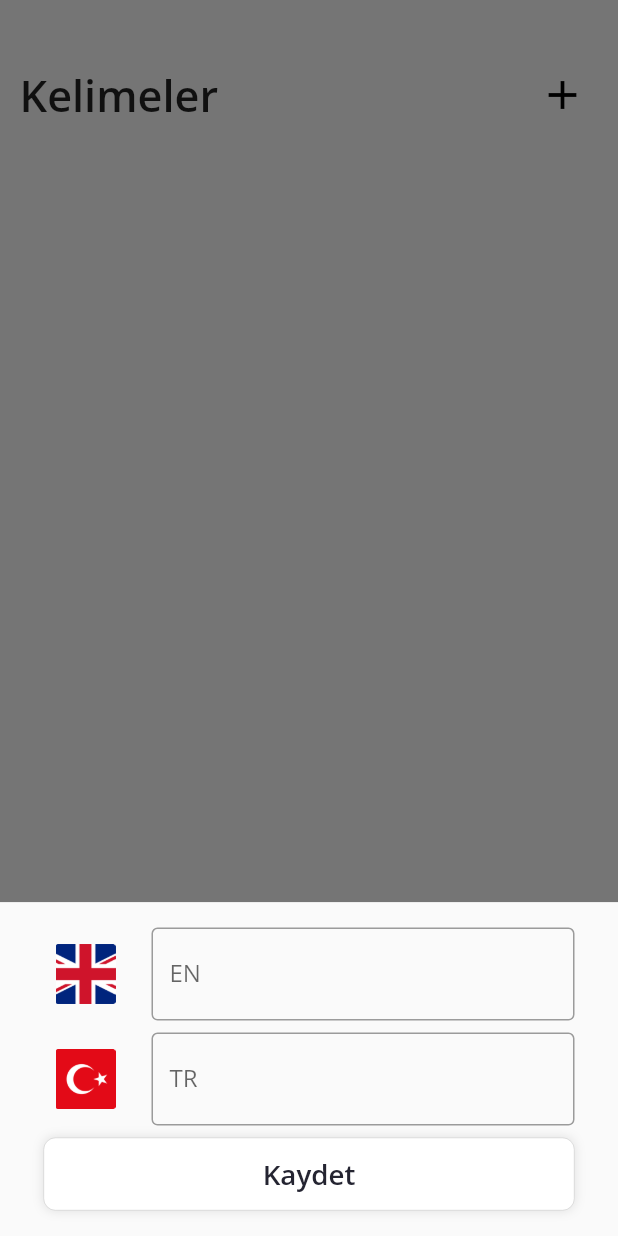
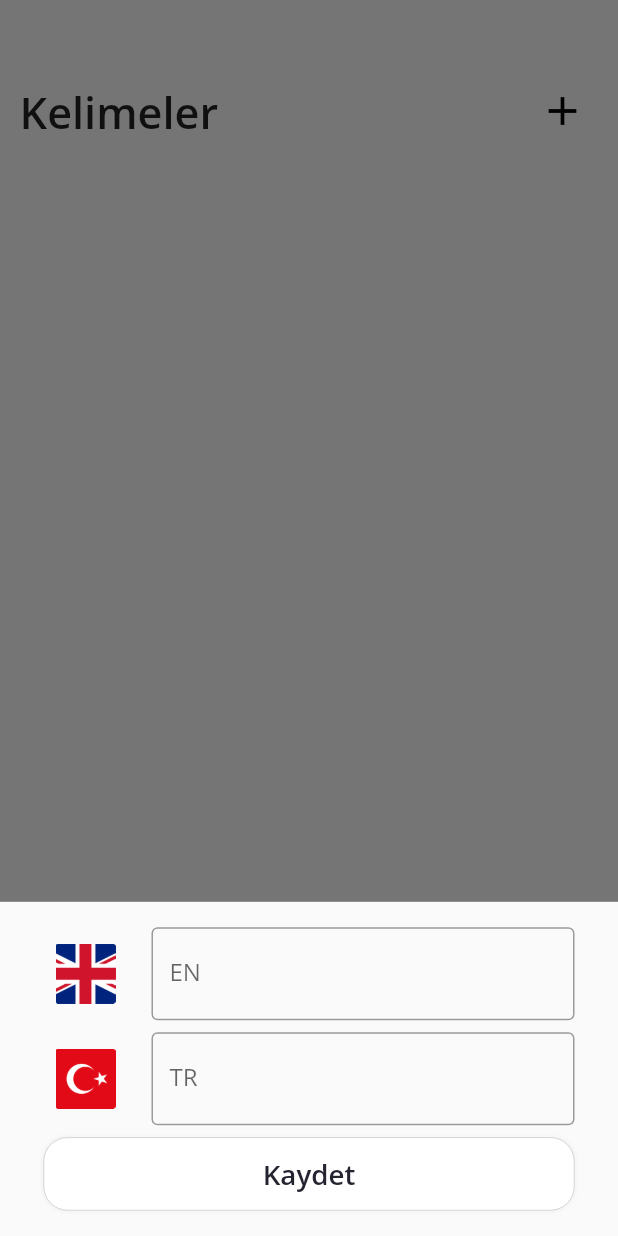
Before and after one commit to CaferPoyrazoglu/flutter_ingilizce_app, a Flutter app: the screen it shows after launch, after a tap on the "add" icon, on a phone screen of 412 x 824 dp. Run offline on Flutter 3.47's test engine with Material 2 defaults, Android fonts, the phone set to English and light mode, and no system bars; drawn by our look-alikes of bottom_navy_bar; our stand-ins replace sqflite; accounts and stored records are empty.

```diff
--- a/lib/pages/kelimeler.dart
+++ b/lib/pages/kelimeler.dart
@@ -40,14 +40,18 @@ class _KelimelerState extends State<Kelimeler> {
     var tumList = Provider.of<KelimelerProvider>(context);
     return Scaffold(
       backgroundColor: MyTheme.renkBeyaz,
-      body: SingleChildScrollView(
-        physics: ScrollPhysics(),
-        child: Padding(
-          padding: MyTheme.myPadding,
+      body: Padding(
+        padding: EdgeInsets.symmetric(
+            vertical: MyTheme.myPaddingOnly * 0.7,
+            horizontal: MyTheme.myPaddingOnly),
         child: Column(
-            children: <Widget>[
+          children: [
+            SizedBox(
+              height: deviceHeight(context) * 0.05,
+            ),
             baslikGetir(),
-              ListView.builder(
+            Expanded(
+              child: ListView.builder(
                   scrollDirection: Axis.vertical,
                   shrinkWrap: true,
                   itemCount: tumList.kelimeList.length,
@@ -60,17 +64,15 @@ class _KelimelerState extends State<Kelimeler> {
                           tumList.kelimeList[index].yanlis),
                     );
                   }),
+            ),
           ],
-          ),
         ),
       ),
     );
   }
 
-  Padding baslikGetir() {
-    return Padding(
-      padding: EdgeInsets.symmetric(vertical: MyTheme.myPaddingOnly * 2),
-      child: Row(
+  Row baslikGetir() {
+    return Row(
       mainAxisAlignment: MainAxisAlignment.spaceBetween,
       children: [
         HeadlineForWidgets(
@@ -87,7 +89,6 @@ class _KelimelerState extends State<Kelimeler> {
               size: 32,
             ))
       ],
-      ),
     );
   }
 
--- a/lib/theme/MyTheme.dart
+++ b/lib/theme/MyTheme.dart
@@ -12,15 +12,15 @@ class MyTheme {
   static const EdgeInsetsGeometry myPadding = EdgeInsets.all(13.0);
   static const double myPaddingOnly = 13.0;
   //RADIUS
-  static const BorderRadius myRadius = BorderRadius.all(Radius.circular(8));
-  static const Radius myRadiusOnly = Radius.circular(8);
+  static const BorderRadius myRadius = BorderRadius.all(Radius.circular(16));
+  static const Radius myRadiusOnly = Radius.circular(16);
   //BORDER
-  static Border myBorder = Border.all(color: Colors.grey[400], width: 0.3);
+  static Border myBorder = Border.all(color: Colors.grey[400], width: 0.4);
   //SHADOW
   static BoxShadow myShadow = BoxShadow(
-    color: Colors.grey[300],
+    color: Colors.grey[200],
     offset: Offset(0.0, 0.0), //(x,y)
-    blurRadius: 5.5,
+    blurRadius: 2.5,
   );
   //COLORS
   static const Color renk1 = Color(0xFF069a9c);
```
Also changed, not shown: lib/widgets/KelimeWidget.dart (+61 -37 lines). Lines whose indentation alone changed are shown as unchanged.
